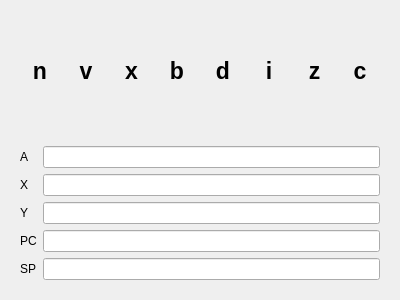
Above: debugger/src/reg_view.ui from Scoobadood/beem before the change. Below: the same form after it.
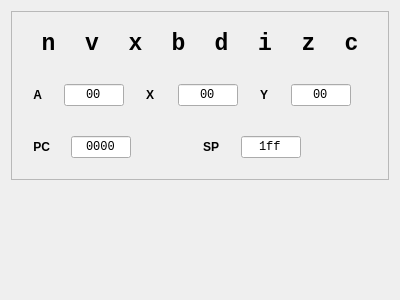
That is the form after the change.

Commit message: FEAT: Added BusView to debugger showing address and data lines. SYNC and RW will only be updated when we step cycles.

What changed in the file:
```diff
--- a/debugger/src/reg_view.ui
+++ b/debugger/src/reg_view.ui
@@ -14,6 +14,21 @@
    <string>Form</string>
   </property>
   <layout class="QVBoxLayout" name="verticalLayout_2">
+   <item alignment="Qt::AlignTop">
+    <widget class="QFrame" name="frame">
+     <property name="sizePolicy">
+      <sizepolicy hsizetype="Preferred" vsizetype="MinimumExpanding">
+       <horstretch>0</horstretch>
+       <verstretch>0</verstretch>
+      </sizepolicy>
+     </property>
+     <property name="frameShape">
+      <enum>QFrame::StyledPanel</enum>
+     </property>
+     <property name="frameShadow">
+      <enum>QFrame::Raised</enum>
+     </property>
+     <layout class="QVBoxLayout" name="verticalLayout">
    <item>
     <layout class="QHBoxLayout" name="flags_layout">
      <item>
@@ -29,13 +44,18 @@
          <widget class="QLabel" name="lblN">
           <property name="font">
            <font>
+               <family>Courier New</family>
             <pointsize>17</pointsize>
             <bold>true</bold>
+               <kerning>false</kerning>
            </font>
           </property>
           <property name="text">
            <string>n</string>
           </property>
+             <property name="textFormat">
+              <enum>Qt::PlainText</enum>
+             </property>
           <property name="alignment">
            <set>Qt::AlignCenter</set>
           </property>
@@ -45,13 +65,18 @@
          <widget class="QLabel" name="lblV">
           <property name="font">
            <font>
+               <family>Courier New</family>
             <pointsize>17</pointsize>
             <bold>true</bold>
+               <kerning>false</kerning>
            </font>
           </property>
           <property name="text">
            <string>v</string>
           </property>
+             <property name="textFormat">
+              <enum>Qt::PlainText</enum>
+             </property>
           <property name="alignment">
            <set>Qt::AlignCenter</set>
           </property>
@@ -61,13 +86,18 @@
          <widget class="QLabel" name="lblX">
           <property name="font">
            <font>
+               <family>Courier New</family>
             <pointsize>17</pointsize>
             <bold>true</bold>
+               <kerning>false</kerning>
            </font>
           </property>
           <property name="text">
            <string>x</string>
           </property>
+             <property name="textFormat">
+              <enum>Qt::PlainText</enum>
+             </property>
           <property name="alignment">
            <set>Qt::AlignCenter</set>
           </property>
@@ -77,13 +107,18 @@
          <widget class="QLabel" name="lblB">
           <property name="font">
            <font>
+               <family>Courier New</family>
             <pointsize>17</pointsize>
             <bold>true</bold>
+               <kerning>false</kerning>
            </font>
           </property>
           <property name="text">
            <string>b</string>
           </property>
+             <property name="textFormat">
+              <enum>Qt::PlainText</enum>
+             </property>
           <property name="alignment">
            <set>Qt::AlignCenter</set>
           </property>
@@ -93,13 +128,18 @@
          <widget class="QLabel" name="lblD">
           <property name="font">
            <font>
+               <family>Courier New</family>
             <pointsize>17</pointsize>
             <bold>true</bold>
+               <kerning>false</kerning>
            </font>
           </property>
           <property name="text">
            <string>d</string>
           </property>
+             <property name="textFormat">
+              <enum>Qt::PlainText</enum>
+             </property>
           <property name="alignment">
            <set>Qt::AlignCenter</set>
           </property>
@@ -109,13 +149,18 @@
          <widget class="QLabel" name="lblI">
           <property name="font">
            <font>
+               <family>Courier New</family>
             <pointsize>17</pointsize>
             <bold>true</bold>
+               <kerning>false</kerning>
            </font>
           </property>
           <property name="text">
            <string>i</string>
           </property>
+             <property name="textFormat">
+              <enum>Qt::PlainText</enum>
+             </property>
           <property name="alignment">
            <set>Qt::AlignCenter</set>
           </property>
@@ -125,13 +170,18 @@
          <widget class="QLabel" name="lblZ">
           <property name="font">
            <font>
+               <family>Courier New</family>
             <pointsize>17</pointsize>
             <bold>true</bold>
+               <kerning>false</kerning>
            </font>
           </property>
           <property name="text">
            <string>z</string>
           </property>
+             <property name="textFormat">
+              <enum>Qt::PlainText</enum>
+             </property>
           <property name="alignment">
            <set>Qt::AlignCenter</set>
           </property>
@@ -141,13 +191,18 @@
          <widget class="QLabel" name="lblC">
           <property name="font">
            <font>
+               <family>Courier New</family>
             <pointsize>17</pointsize>
             <bold>true</bold>
+               <kerning>false</kerning>
            </font>
           </property>
           <property name="text">
            <string>c</string>
           </property>
+             <property name="textFormat">
+              <enum>Qt::PlainText</enum>
+             </property>
           <property name="alignment">
            <set>Qt::AlignCenter</set>
           </property>
@@ -159,57 +214,346 @@
     </layout>
    </item>
    <item>
-    <widget class="QWidget" name="reg_layout" native="true">
-     <layout class="QGridLayout" name="gridLayout">
-      <item row="0" column="0">
+       <layout class="QHBoxLayout" name="horizontalLayout" stretch="0,0,0,0,0,0">
+        <property name="leftMargin">
+         <number>12</number>
+        </property>
+        <property name="topMargin">
+         <number>12</number>
+        </property>
+        <property name="rightMargin">
+         <number>12</number>
+        </property>
+        <property name="bottomMargin">
+         <number>12</number>
+        </property>
+        <item alignment="Qt::AlignLeft">
        <widget class="QLabel" name="lblA">
+          <property name="sizePolicy">
+           <sizepolicy hsizetype="Preferred" vsizetype="Preferred">
+            <horstretch>1</horstretch>
+            <verstretch>0</verstretch>
+           </sizepolicy>
+          </property>
+          <property name="font">
+           <font>
+            <bold>true</bold>
+            <kerning>false</kerning>
+           </font>
+          </property>
         <property name="text">
          <string>A</string>
         </property>
-       </widget>
-      </item>
-      <item row="0" column="1">
-       <widget class="QLineEdit" name="txtA"/>
-      </item>
-      <item row="1" column="0">
+          <property name="alignment">
+           <set>Qt::AlignRight|Qt::AlignTrailing|Qt::AlignVCenter</set>
+          </property>
+         </widget>
+        </item>
+        <item alignment="Qt::AlignLeft">
+         <widget class="QLineEdit" name="txtA">
+          <property name="sizePolicy">
+           <sizepolicy hsizetype="Preferred" vsizetype="Fixed">
+            <horstretch>3</horstretch>
+            <verstretch>0</verstretch>
+           </sizepolicy>
+          </property>
+          <property name="maximumSize">
+           <size>
+            <width>60</width>
+            <height>16777215</height>
+           </size>
+          </property>
+          <property name="font">
+           <font>
+            <family>Courier New</family>
+            <kerning>false</kerning>
+           </font>
+          </property>
+          <property name="acceptDrops">
+           <bool>false</bool>
+          </property>
+          <property name="text">
+           <string notr="true">00</string>
+          </property>
+          <property name="maxLength">
+           <number>2</number>
+          </property>
+          <property name="frame">
+           <bool>true</bool>
+          </property>
+          <property name="alignment">
+           <set>Qt::AlignCenter</set>
+          </property>
+          <property name="readOnly">
+           <bool>true</bool>
+          </property>
+         </widget>
+        </item>
+        <item alignment="Qt::AlignLeft">
        <widget class="QLabel" name="lblX_2">
+          <property name="sizePolicy">
+           <sizepolicy hsizetype="Preferred" vsizetype="Preferred">
+            <horstretch>1</horstretch>
+            <verstretch>0</verstretch>
+           </sizepolicy>
+          </property>
+          <property name="font">
+           <font>
+            <bold>true</bold>
+            <kerning>false</kerning>
+           </font>
+          </property>
         <property name="text">
          <string>X</string>
         </property>
-       </widget>
-      </item>
-      <item row="1" column="1">
-       <widget class="QLineEdit" name="txtX"/>
-      </item>
-      <item row="2" column="0">
+          <property name="alignment">
+           <set>Qt::AlignRight|Qt::AlignTrailing|Qt::AlignVCenter</set>
+          </property>
+         </widget>
+        </item>
+        <item alignment="Qt::AlignLeft">
+         <widget class="QLineEdit" name="txtX">
+          <property name="sizePolicy">
+           <sizepolicy hsizetype="Preferred" vsizetype="Fixed">
+            <horstretch>3</horstretch>
+            <verstretch>0</verstretch>
+           </sizepolicy>
+          </property>
+          <property name="maximumSize">
+           <size>
+            <width>60</width>
+            <height>16777215</height>
+           </size>
+          </property>
+          <property name="font">
+           <font>
+            <family>Courier New</family>
+            <kerning>false</kerning>
+           </font>
+          </property>
+          <property name="acceptDrops">
+           <bool>false</bool>
+          </property>
+          <property name="text">
+           <string notr="true">00</string>
+          </property>
+          <property name="maxLength">
+           <number>2</number>
+          </property>
+          <property name="frame">
+           <bool>true</bool>
+          </property>
+          <property name="alignment">
+           <set>Qt::AlignCenter</set>
+          </property>
+          <property name="readOnly">
+           <bool>true</bool>
+          </property>
+         </widget>
+        </item>
+        <item alignment="Qt::AlignLeft">
        <widget class="QLabel" name="lblY">
+          <property name="sizePolicy">
+           <sizepolicy hsizetype="Preferred" vsizetype="Preferred">
+            <horstretch>1</horstretch>
+            <verstretch>0</verstretch>
+           </sizepolicy>
+          </property>
+          <property name="font">
+           <font>
+            <bold>true</bold>
+            <kerning>false</kerning>
+           </font>
+          </property>
         <property name="text">
          <string>Y</string>
         </property>
-       </widget>
-      </item>
-      <item row="2" column="1">
-       <widget class="QLineEdit" name="txtY"/>
-      </item>
-      <item row="3" column="1">
-       <widget class="QLineEdit" name="txtPC"/>
+          <property name="alignment">
+           <set>Qt::AlignRight|Qt::AlignTrailing|Qt::AlignVCenter</set>
+          </property>
+         </widget>
+        </item>
+        <item alignment="Qt::AlignLeft">
+         <widget class="QLineEdit" name="txtY">
+          <property name="sizePolicy">
+           <sizepolicy hsizetype="Preferred" vsizetype="Fixed">
+            <horstretch>3</horstretch>
+            <verstretch>0</verstretch>
+           </sizepolicy>
+          </property>
+          <property name="maximumSize">
+           <size>
+            <width>60</width>
+            <height>16777215</height>
+           </size>
+          </property>
+          <property name="font">
+           <font>
+            <family>Courier New</family>
+            <kerning>false</kerning>
+           </font>
+          </property>
+          <property name="acceptDrops">
+           <bool>false</bool>
+          </property>
+          <property name="text">
+           <string notr="true">00</string>
+          </property>
+          <property name="maxLength">
+           <number>2</number>
+          </property>
+          <property name="frame">
+           <bool>true</bool>
+          </property>
+          <property name="alignment">
+           <set>Qt::AlignCenter</set>
+          </property>
+          <property name="readOnly">
+           <bool>true</bool>
+          </property>
+         </widget>
+        </item>
+       </layout>
       </item>
-      <item row="4" column="1">
-       <widget class="QLineEdit" name="txtSP"/>
-      </item>
-      <item row="3" column="0">
+      <item>
+       <layout class="QHBoxLayout" name="horizontalLayout_2" stretch="0,0,0,0">
+        <property name="leftMargin">
+         <number>12</number>
+        </property>
+        <property name="topMargin">
+         <number>12</number>
+        </property>
+        <property name="rightMargin">
+         <number>12</number>
+        </property>
+        <property name="bottomMargin">
+         <number>12</number>
+        </property>
+        <item alignment="Qt::AlignLeft">
        <widget class="QLabel" name="lblPC">
+          <property name="sizePolicy">
+           <sizepolicy hsizetype="Preferred" vsizetype="Preferred">
+            <horstretch>1</horstretch>
+            <verstretch>0</verstretch>
+           </sizepolicy>
+          </property>
+          <property name="font">
+           <font>
+            <bold>true</bold>
+            <kerning>false</kerning>
+           </font>
+          </property>
         <property name="text">
          <string>PC</string>
         </property>
-       </widget>
-      </item>
-      <item row="4" column="0">
+          <property name="alignment">
+           <set>Qt::AlignRight|Qt::AlignTrailing|Qt::AlignVCenter</set>
+          </property>
+         </widget>
+        </item>
+        <item alignment="Qt::AlignLeft">
+         <widget class="QLineEdit" name="txtPC">
+          <property name="sizePolicy">
+           <sizepolicy hsizetype="Expanding" vsizetype="Fixed">
+            <horstretch>4</horstretch>
+            <verstretch>0</verstretch>
+           </sizepolicy>
+          </property>
+          <property name="maximumSize">
+           <size>
+            <width>60</width>
+            <height>16777215</height>
+           </size>
+          </property>
+          <property name="font">
+           <font>
+            <family>Courier New</family>
+            <kerning>false</kerning>
+           </font>
+          </property>
+          <property name="acceptDrops">
+           <bool>false</bool>
+          </property>
+          <property name="text">
+           <string notr="true">0000</string>
+          </property>
+          <property name="maxLength">
+           <number>4</number>
+          </property>
+          <property name="frame">
+           <bool>true</bool>
+          </property>
+          <property name="alignment">
+           <set>Qt::AlignCenter</set>
+          </property>
+          <property name="readOnly">
+           <bool>true</bool>
+          </property>
+         </widget>
+        </item>
+        <item alignment="Qt::AlignLeft">
        <widget class="QLabel" name="lblSP">
+          <property name="sizePolicy">
+           <sizepolicy hsizetype="Preferred" vsizetype="Preferred">
+            <horstretch>1</horstretch>
+            <verstretch>0</verstretch>
+           </sizepolicy>
+          </property>
+          <property name="font">
+           <font>
+            <bold>true</bold>
+            <kerning>false</kerning>
+           </font>
+          </property>
         <property name="text">
          <string>SP</string>
         </property>
-       </widget>
+          <property name="alignment">
+           <set>Qt::AlignRight|Qt::AlignTrailing|Qt::AlignVCenter</set>
+          </property>
+         </widget>
+        </item>
+        <item alignment="Qt::AlignLeft">
+         <widget class="QLineEdit" name="txtSP">
+          <property name="sizePolicy">
+           <sizepolicy hsizetype="Expanding" vsizetype="Fixed">
+            <horstretch>4</horstretch>
+            <verstretch>0</verstretch>
+           </sizepolicy>
+          </property>
+          <property name="maximumSize">
+           <size>
+            <width>60</width>
+            <height>16777215</height>
+           </size>
+          </property>
+          <property name="font">
+           <font>
+            <family>Courier New</family>
+            <kerning>false</kerning>
+           </font>
+          </property>
+          <property name="acceptDrops">
+           <bool>false</bool>
+          </property>
+          <property name="text">
+           <string notr="true">1ff</string>
+          </property>
+          <property name="maxLength">
+           <number>3</number>
+          </property>
+          <property name="frame">
+           <bool>true</bool>
+          </property>
+          <property name="alignment">
+           <set>Qt::AlignCenter</set>
+          </property>
+          <property name="readOnly">
+           <bool>true</bool>
+          </property>
+         </widget>
+        </item>
+       </layout>
       </item>
      </layout>
     </widget>
```
Lines whose indentation alone changed are shown as unchanged. The commit also changes 9 other files.
